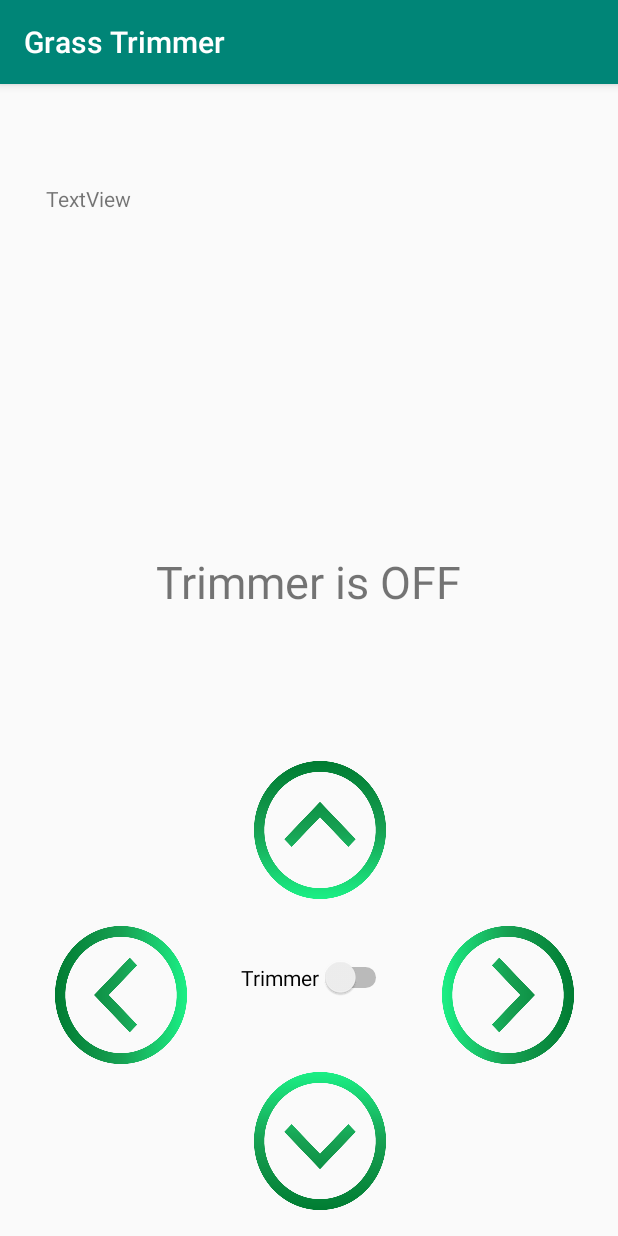
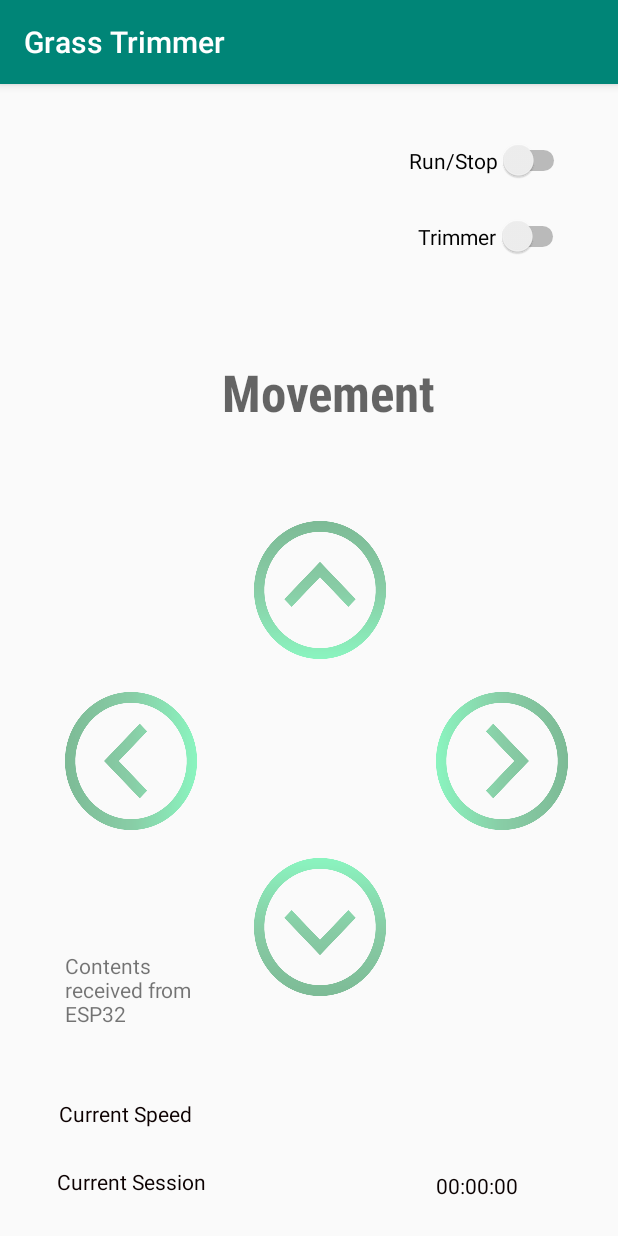
Before and after one commit to ElieK98/GrassTrimmer-Android, an Android app: the screen it shows after launch (MainActivity), on a phone screen of 412 x 824 dp. Run offline under Robolectric (Android 15) with nearby library versions, the phone set to English and light mode, and no system bars; libraries missing offline, so code that uses them is left out: org.eclipse.paho; 4 statements that could not run were skipped.

Commit message:
latest commit

```diff
--- a/app/src/main/java/com/example/grasstrimmer/MainActivity.java
+++ b/app/src/main/java/com/example/grasstrimmer/MainActivity.java
@@ -1,21 +1,20 @@
 package com.example.grasstrimmer;
 
-import androidx.appcompat.app.AppCompatActivity;
-
-import android.content.Intent;
 import android.media.Ringtone;
 import android.media.RingtoneManager;
 import android.net.Uri;
 import android.os.Bundle;
 import android.os.Handler;
+import android.os.SystemClock;
 import android.os.VibrationEffect;
 import android.os.Vibrator;
 import android.view.View;
-import android.widget.Button;
 import android.widget.ImageButton;
 import android.widget.Switch;
 import android.widget.TextView;
 import android.widget.Toast;
+
+import androidx.appcompat.app.AppCompatActivity;
 
 import org.eclipse.paho.android.service.MqttAndroidClient;
 import org.eclipse.paho.client.mqttv3.IMqttActionListener;
@@ -28,9 +27,6 @@ import org.eclipse.paho.client.mqttv3.MqttException;
 import org.eclipse.paho.client.mqttv3.MqttMessage;
 import org.json.JSONException;
 import org.json.JSONObject;
-import org.w3c.dom.Text;
-
-import java.net.URI;
 
 public class MainActivity extends AppCompatActivity implements View.OnClickListener{
 
@@ -38,12 +34,26 @@ public class MainActivity extends AppCompatActivity implements View.OnClickListe
     MqttConnectOptions options;
     String topic = "MDP_Grass_Trimming_Robot";
     String subtopic="MDP_Grass_Trimming_app_esp";
-    String ServerURI="tcp://212.98.137.194:1883";
-    TextView Trimmer;
+    String ServerURI="tcp://broker.hivemq.com:1883";
+    //String ServerURI="tcp://212.98.137.194:1883";
+
     Switch TrimmerToggle;
     TextView subText;
     Vibrator vibrator;
     Ringtone myRingtone;
+    Switch runstop;
+    ImageButton ArrowUp;
+    ImageButton ArrowLeft;
+    ImageButton ArrowRight;
+    ImageButton ArrowDown;
+    TextView CurrentSpeedLabel;
+    TextView CurrentSessionLabel;
+    TextView CurrentSpeed;
+    TextView CurrentSession;
+    long MillisecondTime, StartTime, TimeBuff, UpdateTime = 0L ;
+    Handler handler;
+    int Seconds, Minutes, MilliSeconds ;
+
 
     @Override
     protected void onCreate(Bundle savedInstanceState) {
@@ -54,28 +64,48 @@ public class MainActivity extends AppCompatActivity implements View.OnClickListe
         vibrator=(Vibrator)getSystemService(VIBRATOR_SERVICE);
         Uri uri= RingtoneManager.getDefaultUri(RingtoneManager.TYPE_NOTIFICATION);
         myRingtone=RingtoneManager.getRingtone(getApplicationContext(),uri);
-        ImageButton ArrowUp=(ImageButton)findViewById(R.id.ArrowUp);
+
+        CurrentSession=(TextView)findViewById(R.id.currentsession);
+        CurrentSpeed=(TextView)findViewById(R.id.currentspeed);
+
+        ArrowUp=(ImageButton)findViewById(R.id.ArrowUp);
         ArrowUp.setOnClickListener(this);
-        ImageButton ArrowRight=(ImageButton)findViewById(R.id.ArrowRight);
+        ArrowUp.setEnabled(false);
+
+
+        ArrowRight=(ImageButton)findViewById(R.id.ArrowRight);
         ArrowRight.setOnClickListener(this);
-        ImageButton ArrowLeft=(ImageButton)findViewById(R.id.ArrowLeft);
+        ArrowRight.setEnabled(false);
+
+
+        ArrowLeft=(ImageButton)findViewById(R.id.ArrowLeft);
         ArrowLeft.setOnClickListener(this);
-        ImageButton ArrowDown=(ImageButton)findViewById(R.id.ArrowDown);
-        ArrowLeft.setOnClickListener(this);
+        ArrowLeft.setEnabled(false);
 
-        Trimmer = (TextView)findViewById(R.id.TrimmerText);
-        Trimmer.setOnClickListener(this);
+
+        ArrowDown=(ImageButton)findViewById(R.id.ArrowDown);
+        ArrowDown.setOnClickListener(this);
+        ArrowDown.setEnabled(false);
+
+
+
         TrimmerToggle=(Switch)findViewById(R.id.switch1);
         TrimmerToggle.setOnClickListener(this);
+
+        runstop=(Switch)findViewById(R.id.switch2);
+        runstop.setOnClickListener(this);
+
+        handler=new Handler();
 
         String clientId = MqttClient.generateClientId();
         client = new MqttAndroidClient(this.getApplicationContext(),ServerURI , clientId);
 
         options = new MqttConnectOptions();
-        options.setUserName("iotleb");
-        options.setPassword("iotleb".toCharArray());
+        //options.setUserName("iotleb");
+        //options.setPassword("iotleb".toCharArray());
 
         //if not works check connect options
+
 
 
         try {
@@ -121,6 +151,31 @@ public class MainActivity extends AppCompatActivity implements View.OnClickListe
 
 
     }
+    public Runnable runnable = new Runnable() {
+
+        public void run() {
+
+            MillisecondTime = SystemClock.uptimeMillis() - StartTime;
+
+            UpdateTime = TimeBuff + MillisecondTime;
+
+            Seconds = (int) (UpdateTime / 1000);
+
+            Minutes = Seconds / 60;
+
+            Seconds = Seconds % 60;
+
+            MilliSeconds = (int) (UpdateTime % 1000);
+
+            CurrentSession.setText("" + Minutes + ":"
+                    + String.format("%02d", Seconds) + ":"
+                    + String.format("%03d", MilliSeconds));
+
+            handler.postDelayed(this, 0);
+        }
+
+    };
+
     public void Move(int M1,int M2, int M3, int M4,int T) throws JSONException {
         JSONObject jo=new JSONObject();
         jo.put("Motor 1",M1);
@@ -141,44 +196,79 @@ public class MainActivity extends AppCompatActivity implements View.OnClickListe
         }
     }
     @Override
-    public void onClick(View v) {
+    public void onClick(View v){
         try {
             if (v.getId() == R.id.ArrowUp) {
                 if (TrimmerToggle.isChecked()){
-                    Trimmer.setText("Trimmer is ON");
+
                     Move(1, 0, 1, 0,1);
-                }else{  Trimmer.setText("Trimmer is OFF");Move(1, 0, 1, 0,0);}
+                }else{ Move(1, 0, 1, 0,0);}
 
             }
             if (v.getId() == R.id.ArrowLeft) {
                 if (TrimmerToggle.isChecked()) {
-                    Trimmer.setText("Trimmer is ON");
+
                     Move(0, 0, 1, 0, 1);
-                }else{ Trimmer.setText("Trimmer is OFF");Move(0, 0, 1, 0, 0);}
+                }else{ Move(0, 0, 1, 0, 0);}
             }
             if (v.getId() == R.id.ArrowRight) {
                 if (TrimmerToggle.isChecked()) {
-                    Trimmer.setText("Trimmer is ON");
+
                     Move(1, 0, 0, 0, 1);
-                }else{  Trimmer.setText("Trimmer is OFF");Move(1, 0, 0, 0, 0);}
+                }else{  Move(1, 0, 0, 0, 0);}
             }
             if (v.getId() == R.id.ArrowDown) {
                 if (TrimmerToggle.isChecked()) {
-                    Trimmer.setText("Trimmer is ON");
+
                     Move(0, 1, 0, 1, 1);
-                }else{ Trimmer.setText("Trimmer is OFF");Move(0, 1, 0, 1, 0);}
+                }else{ Move(0, 1, 0, 1, 0);}
             }
 // Move(0,1,0,1);
-            if (TrimmerToggle.isChecked()){
-                Trimmer.setText("Trimmer is ON");
+
+            if (runstop.isChecked()) {
+                StartTime = SystemClock.uptimeMillis();
+                handler.postDelayed(runnable, 0);
+                ArrowUp.setEnabled(true);
+                ArrowUp.setAlpha(1.0f);
+
+                ArrowLeft.setEnabled(true);
+                ArrowLeft.setAlpha(1.0f);
+
+                ArrowRight.setEnabled(true);
+                ArrowRight.setAlpha(1.0f);
+
+                ArrowDown.setEnabled(true);
+                ArrowDown.setAlpha(1.0f);
+
             }
-            if (!TrimmerToggle.isChecked()){
-                Trimmer.setText("Trimmer is OFF");
+            else{
+                TimeBuff += MillisecondTime;
+
+                handler.removeCallbacks(runnable);
+                ArrowUp.setAlpha(0.5f);
+                ArrowLeft.setAlpha(0.5f);
+                ArrowRight.setAlpha(0.5f);
+                ArrowDown.setAlpha(0.5f);
+
+                ArrowUp.setEnabled(false);
+                ArrowRight.setEnabled(false);
+                ArrowLeft.setEnabled(false);
+                ArrowDown.setEnabled(false);
+                MillisecondTime = 0L ;
+                StartTime = 0L ;
+                TimeBuff = 0L ;
+                UpdateTime = 0L ;
+                Seconds = 0 ;
+                Minutes = 0 ;
+                MilliSeconds = 0 ;
+
+                CurrentSession.setText("00:00:00");
             }
         }catch (JSONException e){
             e.printStackTrace();
         }
     }
+
     private void setSubscription(){
         try{
             client.subscribe(subtopic,0);
--- a/app/src/main/res/layout/activity_main.xml
+++ b/app/src/main/res/layout/activity_main.xml
@@ -11,62 +11,57 @@
         android:id="@+id/ArrowUp"
         android:layout_width="88dp"
         android:layout_height="92dp"
+        android:alpha="0.5"
+
         android:background="@drawable/arrowup1"
         app:layout_constraintBottom_toBottomOf="parent"
         app:layout_constraintEnd_toEndOf="parent"
         app:layout_constraintHorizontal_bias="0.523"
         app:layout_constraintStart_toStartOf="parent"
         app:layout_constraintTop_toTopOf="parent"
-        app:layout_constraintVertical_bias="0.668" />
+        app:layout_constraintVertical_bias="0.431" />
 
     <ImageButton
         android:id="@+id/ArrowLeft"
         android:layout_width="88dp"
         android:layout_height="92dp"
+        android:alpha="0.5"
+
         android:background="@drawable/arrowleft1"
-
         app:layout_constraintBottom_toBottomOf="parent"
         app:layout_constraintEnd_toEndOf="parent"
-        app:layout_constraintHorizontal_bias="0.114"
+        app:layout_constraintHorizontal_bias="0.133"
         app:layout_constraintStart_toStartOf="parent"
         app:layout_constraintTop_toTopOf="parent"
-        app:layout_constraintVertical_bias="0.83" />
+        app:layout_constraintVertical_bias="0.6" />
 
     <ImageButton
         android:id="@+id/ArrowRight"
         android:layout_width="88dp"
         android:layout_height="92dp"
+        android:alpha="0.5"
+
         android:background="@drawable/arrowright1"
         app:layout_constraintBottom_toBottomOf="parent"
         app:layout_constraintEnd_toEndOf="parent"
-        app:layout_constraintHorizontal_bias="0.91"
+        app:layout_constraintHorizontal_bias="0.897"
         app:layout_constraintStart_toStartOf="parent"
         app:layout_constraintTop_toTopOf="parent"
-        app:layout_constraintVertical_bias="0.83" />
+        app:layout_constraintVertical_bias="0.6" />
 
     <ImageButton
         android:id="@+id/ArrowDown"
         android:layout_width="88dp"
         android:layout_height="92dp"
+        android:alpha="0.5"
+
         android:background="@drawable/arrowdown1"
         app:layout_constraintBottom_toBottomOf="parent"
         app:layout_constraintEnd_toEndOf="parent"
         app:layout_constraintHorizontal_bias="0.523"
         app:layout_constraintStart_toStartOf="parent"
         app:layout_constraintTop_toTopOf="parent"
-        app:layout_constraintVertical_bias="0.974" />
-
-    <TextView
-        android:id="@+id/TrimmerText"
-        android:layout_width="wrap_content"
-        android:layout_height="wrap_content"
-        android:text="Trimmer is OFF"
-        android:textSize="30dp"
-        app:layout_constraintBottom_toBottomOf="parent"
-        app:layout_constraintEnd_toEndOf="parent"
-        app:layout_constraintStart_toStartOf="parent"
-        app:layout_constraintTop_toTopOf="parent"
-        app:layout_constraintVertical_bias="0.428" />
+        app:layout_constraintVertical_bias="0.763" />
 
     <Switch
         android:id="@+id/switch1"
@@ -76,21 +71,106 @@
         android:text="Trimmer"
         app:layout_constraintBottom_toBottomOf="parent"
         app:layout_constraintEnd_toEndOf="parent"
-        app:layout_constraintHorizontal_bias="0.515"
+        app:layout_constraintHorizontal_bias="0.896"
         app:layout_constraintStart_toStartOf="parent"
         app:layout_constraintTop_toTopOf="parent"
-        app:layout_constraintVertical_bias="0.786" />
+        app:layout_constraintVertical_bias="0.119" />
 
     <TextView
         android:id="@+id/SubscribeText"
         android:layout_width="95dp"
         android:layout_height="62dp"
-        android:text="TextView"
+        android:text="Contents received from ESP32"
         app:layout_constraintBottom_toBottomOf="parent"
         app:layout_constraintEnd_toEndOf="parent"
-        app:layout_constraintHorizontal_bias="0.096"
+        app:layout_constraintHorizontal_bias="0.136"
         app:layout_constraintStart_toStartOf="parent"
         app:layout_constraintTop_toTopOf="parent"
-        app:layout_constraintVertical_bias="0.094" />
+        app:layout_constraintVertical_bias="0.819" />
+
+    <Switch
+        android:id="@+id/switch2"
+        android:layout_width="wrap_content"
+        android:layout_height="wrap_content"
+        android:layout_marginTop="36dp"
+        android:text="Run/Stop"
+        app:layout_constraintBottom_toBottomOf="parent"
+        app:layout_constraintEnd_toEndOf="parent"
+        app:layout_constraintHorizontal_bias="0.894"
+        app:layout_constraintStart_toStartOf="parent"
+        app:layout_constraintTop_toTopOf="parent"
+        app:layout_constraintVertical_bias="0.002" />
+
+    <TextView
+        android:id="@+id/textView"
+        android:layout_width="wrap_content"
+        android:layout_height="wrap_content"
+        android:layout_marginBottom="63dp"
+
+        android:fontFamily="sans-serif-condensed-medium"
+        android:text="Movement"
+        android:textAppearance="@style/TextAppearance.AppCompat.Display1"
+        android:textStyle="bold"
+        android:visibility="visible"
+        app:layout_constraintBottom_toTopOf="@+id/ArrowUp"
+        app:layout_constraintEnd_toEndOf="parent"
+        app:layout_constraintHorizontal_bias="0.55"
+        app:layout_constraintStart_toStartOf="parent"
+        app:layout_constraintTop_toTopOf="parent"
+        app:layout_constraintVertical_bias="1.0" />
+
+    <TextView
+        android:id="@+id/textView2"
+        android:layout_width="wrap_content"
+        android:layout_height="wrap_content"
+        android:alpha="1"
+        android:autoSizeTextType="uniform"
+
+        android:text="Current Speed"
+        android:textAllCaps="false"
+        android:textColor="#0C0000"
+        app:layout_constraintBottom_toBottomOf="parent"
+        app:layout_constraintEnd_toEndOf="parent"
+        app:layout_constraintHorizontal_bias="0.122"
+        app:layout_constraintStart_toStartOf="parent"
+        app:layout_constraintTop_toTopOf="parent"
+        app:layout_constraintVertical_bias="0.904" />
+
+    <TextView
+        android:id="@+id/textView3"
+        android:layout_width="wrap_content"
+        android:layout_height="wrap_content"
+        android:text="Current Session"
+        android:textColor="#0C0101"
+        app:layout_constraintBottom_toBottomOf="parent"
+        app:layout_constraintEnd_toEndOf="parent"
+        app:layout_constraintHorizontal_bias="0.122"
+        app:layout_constraintStart_toStartOf="parent"
+        app:layout_constraintTop_toTopOf="parent"
+        app:layout_constraintVertical_bias="0.964" />
+
+    <TextView
+        android:id="@+id/currentsession"
+        android:layout_width="wrap_content"
+        android:layout_height="wrap_content"
+        android:layout_marginBottom="24dp"
+        android:text="00:00:00 "
+        android:textColor="#FD090000"
+        app:layout_constraintBottom_toBottomOf="parent"
+        app:layout_constraintEnd_toEndOf="parent"
+        app:layout_constraintHorizontal_bias="0.708"
+        app:layout_constraintStart_toEndOf="@+id/textView3" />
+
+    <TextView
+        android:id="@+id/currentspeed"
+        android:layout_width="wrap_content"
+        android:layout_height="wrap_content"
+        android:layout_marginBottom="24dp"
+        android:text=""
+        android:textColor="#0A0000"
+        app:layout_constraintBottom_toTopOf="@+id/currentsession"
+        app:layout_constraintEnd_toEndOf="parent"
+        app:layout_constraintHorizontal_bias="0.721"
+        app:layout_constraintStart_toEndOf="@+id/textView2" />
 
 </androidx.constraintlayout.widget.ConstraintLayout>
```
